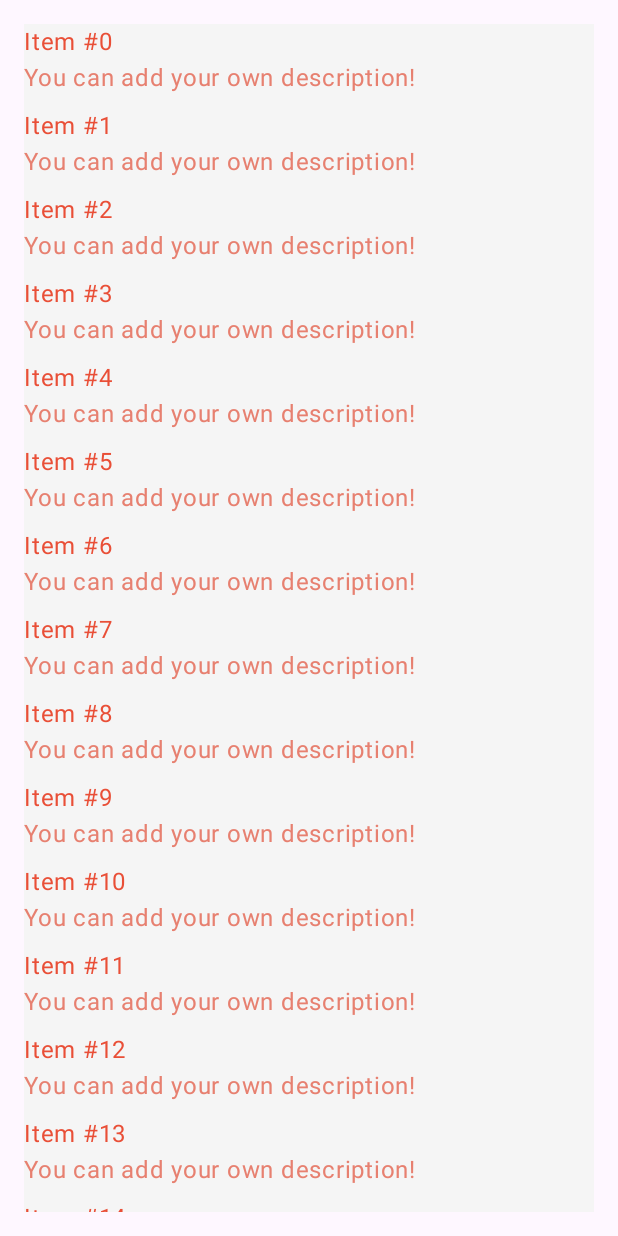
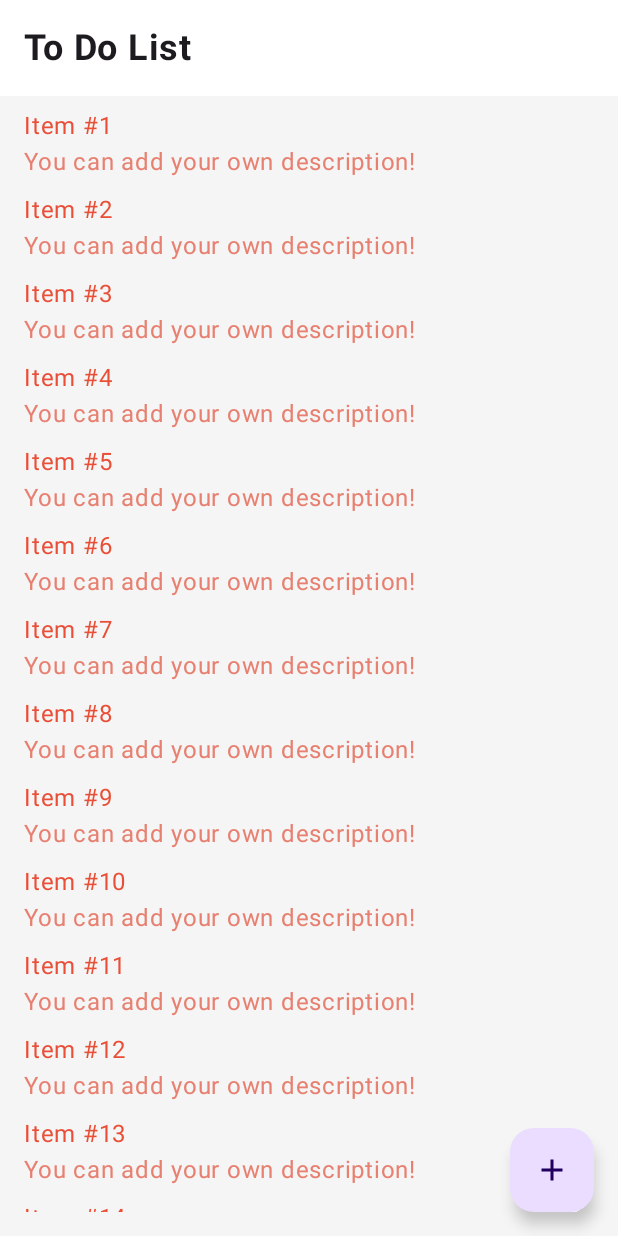
Before and after one commit to raphh8/android_app_growth, an Android app built with Jetpack Compose: the screen it shows after launch (ComposeActivity), on a phone screen of 412 x 824 dp. Run offline under Robolectric (Android 15) with nearby library versions, the phone set to English and light mode, and no system bars.

Commit message:
add elements

```diff
--- a/app/src/main/java/com/projet/mobile/growth/tp2/ComposeActivity.kt
+++ b/app/src/main/java/com/projet/mobile/growth/tp2/ComposeActivity.kt
@@ -12,14 +12,23 @@ import androidx.compose.foundation.layout.fillMaxSize
 import androidx.compose.foundation.layout.fillMaxWidth
 import androidx.compose.foundation.layout.padding
 import androidx.compose.foundation.lazy.LazyColumn
+import androidx.compose.foundation.lazy.LazyListState
 import androidx.compose.foundation.lazy.items
+import androidx.compose.foundation.lazy.rememberLazyListState
+import androidx.compose.material.icons.Icons
+import androidx.compose.material.icons.filled.Add
+import androidx.compose.material3.ExperimentalMaterial3Api
+import androidx.compose.material3.FloatingActionButton
+import androidx.compose.material3.Icon
 import androidx.compose.material3.MaterialTheme
 import androidx.compose.material3.Scaffold
 import androidx.compose.material3.Text
+import androidx.compose.material3.TopAppBar
 import androidx.compose.runtime.Composable
 import androidx.compose.runtime.getValue
 import androidx.compose.runtime.mutableStateOf
 import androidx.compose.runtime.remember
+import androidx.compose.runtime.rememberCoroutineScope
 import androidx.compose.runtime.setValue
 import androidx.compose.ui.Modifier
 import androidx.compose.ui.tooling.preview.Preview
@@ -27,6 +36,8 @@ import androidx.compose.ui.unit.dp
 import com.projet.mobile.growth.list.Task
 import com.projet.mobile.growth.tp2.ui.theme.GrowthTheme
 import com.projet.mobile.growth.ui.TodoTheme
+import kotlinx.coroutines.coroutineScope
+import kotlinx.coroutines.launch
 import java.util.UUID
 
 class ComposeActivity : ComponentActivity() {
@@ -41,14 +52,32 @@ class ComposeActivity : ComponentActivity() {
     }
 }
 
+@OptIn(ExperimentalMaterial3Api::class)
 @Composable
 fun ListScreen(modifier: Modifier = Modifier) {
+    val listState = rememberLazyListState()
+    val coroutineScope = rememberCoroutineScope()
+
     var items by remember { mutableStateOf(List<Task>(100) {
         Task(id = UUID.randomUUID().toString(),
         title ="Item #$it")
     }) }
 
+    Scaffold(
+        modifier = Modifier.fillMaxSize(),
+        topBar = { TopAppBar(title = { Text("To Do List") }) },
+        floatingActionButton = {
+            FloatingActionButton(onClick = {
+                val newItem = Task(id = UUID.randomUUID().toString(), title = "Item #${items.size}")
+                items = items + newItem
+                coroutineScope.launch { listState.animateScrollToItem(index = items.size - 1) }
+            }) {
+                Icon(imageVector = Icons.Default.Add, contentDescription = "Add")
+            }
+        }
+    ) {
         LazyColumn(
+            state = listState,
             verticalArrangement = Arrangement.spacedBy(8.dp),
             modifier = modifier
                 .fillMaxSize()
@@ -63,6 +92,7 @@ fun ListScreen(modifier: Modifier = Modifier) {
             }
         }
     }
+}
 
 @Preview(showBackground = true)
 @Composable
```
Lines whose indentation alone changed are shown as unchanged.
